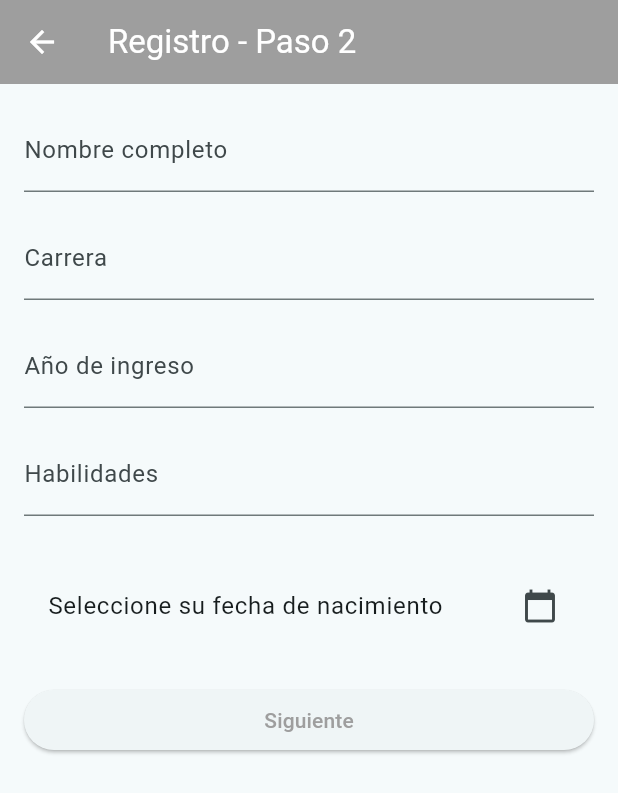
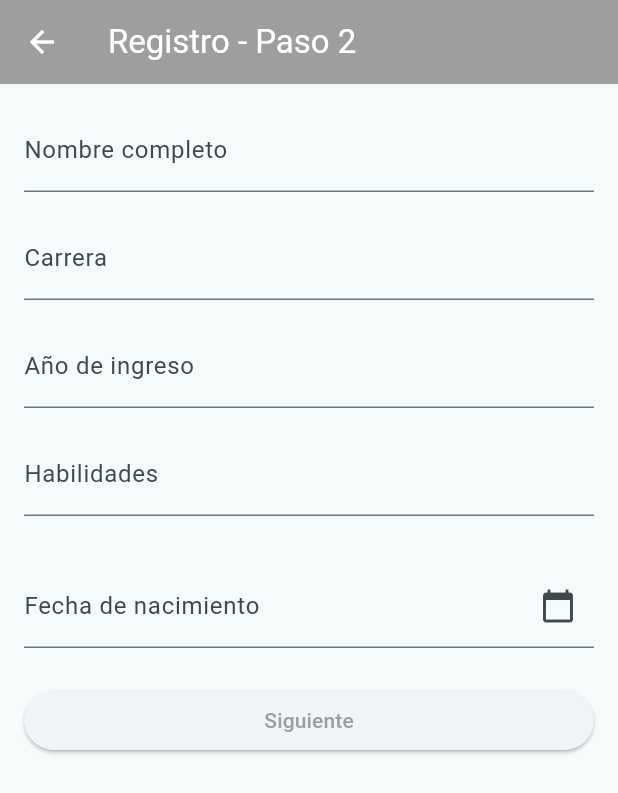
Before and after one commit to Kimberly-Porras/U-nidos, a Flutter app: the Profile screen opened directly with empty values, on a phone screen of 412 x 824 dp. Shown: the top 793 px of the screen. Run offline on Flutter 3.47's test engine with Material 3 defaults, Android fonts, the phone set to English and light mode, and no system bars; our stand-ins replace cloud_firestore, connectivity_plus, equatable, firebase_auth, firebase_core, flutter_bloc and 2 more; accounts and stored records are empty.

Commit message:
Rediseño de interfaz

```diff
--- a/u_nidos/lib/register/profile_screen.dart
+++ b/u_nidos/lib/register/profile_screen.dart
@@ -27,6 +27,7 @@ class _ProfileState extends State<Profile> {
   final TextEditingController carreraCtrl = TextEditingController();
   final TextEditingController anioIngresoCtrl = TextEditingController();
   final TextEditingController habilidadesCtrl = TextEditingController();
+  final TextEditingController fechaNacimientoCtrl = TextEditingController();
 
   String? universidadSeleccionada;
   List<String> campus = [];
@@ -38,28 +39,85 @@ class _ProfileState extends State<Profile> {
     'UCR': [
       'Sede Rodrigo Facio (San Pedro)',
       'Sede de Occidente (San Ramón)',
+      'Recinto de Grecia (Grecia)',
       'Sede del Atlántico (Turrialba)',
+      'Recinto de Paraíso (Paraíso)',
+      'Recinto de Guápiles (Guápiles)',
+      'Sede de Guanacaste (Liberia)',
+      'Recinto de Santa Cruz (Santa Cruz)',
       'Sede del Caribe (Limón)',
       'Sede del Pacífico (Puntarenas)',
+      'Sede del Sur (Golfito)',
+      'Sede Interuniversitaria (Alajuela)',
     ],
     'UNA': [
       'Campus Omar Dengo (Heredia)',
-      'Sede Brunca (Pérez Zeledón)',
-      'SIUA (Alajuela)',
+      'Campus Benjamín Núñez (Heredia)',
+      'Sede Interuniversitaria (Alajuela)',
+      'Campus Sarapiquí (Sarapiquí)',
+      'Campus Coto (Corredores)',
+      'Campus Pérez Zeledón (Pérez Zeledón)',
+      'Campus Liberia (Liberia)',
+      'Campus Nicoya (Nicoya)',
     ],
     'TEC': [
-      'Campus Central (Cartago)',
-      'Sede San Carlos',
-      'Centro Académico de Limón',
+      'Centro Universitario (Campus Central - Cartago)',
+      'Centro Universitario (Sede San Carlos)',
+      'Centro Universitario (Centro Académico de San José)',
+      'Centro Universitario (Centro Académico de Alajuela)',
+      'Centro Universitario (Centro Académico de Limón)',
+      'Centro Universitario (Centro Académico de Zapote)',
+      'Centro Universitario (Centro de Investigación en Palma Aceitera - Coto)',
     ],
     'UNED': [
+      'Centro Universitario (Acosta)',
+      'Centro Universitario (Alajuela)',
+      'Centro Universitario (Atenas)',
+      'Centro Universitario (Buenos Aires)',
+      'Centro Universitario (Cañas)',
+      'Centro Universitario (Cartago)',
+      'Centro Universitario (Ciudad Neily)',
+      'Centro Universitario (Desamparados)',
+      'Centro Universitario (Guápiles)',
+      'Centro Universitario (Heredia)',
+      'Centro Universitario (Jicaral)',
+      'Centro Universitario (La Cruz)',
+      'Centro Universitario (La Reforma)',
       'Centro Universitario (Liberia)',
-      'Centro Universitario (Cartago)',
+      'Centro Universitario (Limón)',
+      'Centro Universitario (Los Chiles)',
+      'Centro Universitario (Monteverde)',
+      'Centro Universitario (Nicoya)',
+      'Centro Universitario (Orotina)',
+      'Centro Universitario (Osa)',
+      'Centro Universitario (Palmares)',
+      'Centro Universitario (Parrita)',
       'Centro Universitario (Pérez Zeledón)',
+      'Centro Universitario (Puerto Jiménez)',
+      'Centro Universitario (Puntarenas)',
+      'Centro Universitario (Puriscal)',
+      'Centro Universitario (San Carlos)',
+      'Centro Universitario (San José)',
+      'Centro Universitario (San Marcos)',
+      'Centro Universitario (San Vito)',
+      'Centro Universitario (Santa Cruz)',
+      'Centro Universitario (Sarapiquí)',
+      'Centro Universitario (Siquirres)',
+      'Centro Universitario (Talamanca)',
+      'Centro Universitario (Tilarán)',
+      'Centro Universitario (Turrialba)',
+      'Centro Universitario (Upala)',
     ],
+
     'UTN': [
-      'Sede Central (Alajuela)',
-      'Sede Pacífico (Puntarenas)',
+      'Centro Universitario (Sede Central - Alajuela)',
+      'Centro Universitario (Sede de Atenas)',
+      'Centro Universitario (Sede de Guanacaste - Liberia)',
+      'Centro Universitario (Sede de Guanacaste - Cañas)',
+      'Centro Universitario (Sede del Pacífico - Puntarenas)',
+      'Centro Universitario (Sede del Pacífico - El Roble)',
+      'Centro Universitario (Sede de San Carlos)',
+      'Centro Universitario (Centro de Formación Pedagógica y Tecnología Educativa - CFPTE)',
     ],
   };
 
@@ -83,6 +141,7 @@ class _ProfileState extends State<Profile> {
     carreraCtrl.dispose();
     anioIngresoCtrl.dispose();
     habilidadesCtrl.dispose();
+    fechaNacimientoCtrl.dispose();
     super.dispose();
   }
 
@@ -96,6 +155,8 @@ class _ProfileState extends State<Profile> {
     if (picked != null) {
       setState(() {
         fechaNacimiento = picked;
+        fechaNacimientoCtrl.text =
+            '${picked.day}/${picked.month}/${picked.year}';
       });
     }
   }
@@ -114,15 +175,16 @@ class _ProfileState extends State<Profile> {
             );
           } else if (state is RegisterError) {
             Navigator.pop(context);
-            ScaffoldMessenger.of(context).showSnackBar(
-              SnackBar(content: Text(state.message)),
-            );
+            ScaffoldMessenger.of(
+              context,
+            ).showSnackBar(SnackBar(content: Text(state.message)));
           } else if (state is RegisterProfileCompleted) {
             Navigator.pop(context);
             Navigator.push(
               context,
               MaterialPageRoute(
-                builder: (_) => Interests(
+                builder:
+                    (_) => Interests(
                       email: widget.email,
                       username: widget.username,
                       password: widget.password,
@@ -141,7 +203,9 @@ class _ProfileState extends State<Profile> {
               children: [
                 TextField(
                   controller: nameCtrl,
-                  decoration: const InputDecoration(labelText: 'Nombre completo'),
+                  decoration: const InputDecoration(
+                    labelText: 'Nombre completo',
+                  ),
                 ),
                 const SizedBox(height: 16),
                 TextField(
@@ -151,20 +215,25 @@ class _ProfileState extends State<Profile> {
                 const SizedBox(height: 16),
                 TextField(
                   controller: anioIngresoCtrl,
-                  decoration: const InputDecoration(labelText: 'Año de ingreso'),
+                  decoration: const InputDecoration(
+                    labelText: 'Año de ingreso',
+                  ),
                   keyboardType: TextInputType.number,
                 ),
                 const SizedBox(height: 16),
                 TextField(
                   controller: habilidadesCtrl,
                   decoration: const InputDecoration(labelText: 'Habilidades'),
+                  maxLines: null, // ✅ Multilínea
+                  keyboardType: TextInputType.multiline,
                 ),
                 const SizedBox(height: 16),
-                if (campus.isNotEmpty) ...[
+                if (campus.isNotEmpty)
                   DropdownButtonFormField<String>(
                     value: campusSeleccionado,
                     hint: const Text('Seleccione un campus'),
-                    items: campus.map((campus) {
+                    items:
+                        campus.map((campus) {
                           return DropdownMenuItem(
                             value: campus,
                             child: Text(campus),
@@ -176,15 +245,14 @@ class _ProfileState extends State<Profile> {
                       });
                     },
                   ),
-                ],
                 const SizedBox(height: 16),
-                ListTile(
-                  title: Text(
-                    fechaNacimiento == null
-                        ? 'Seleccione su fecha de nacimiento'
-                        : 'Fecha de nacimiento: ${fechaNacimiento!.day}/${fechaNacimiento!.month}/${fechaNacimiento!.year}',
+                TextFormField(
+                  readOnly: true,
+                  controller: fechaNacimientoCtrl,
+                  decoration: const InputDecoration(
+                    labelText: 'Fecha de nacimiento',
+                    suffixIcon: Icon(Icons.calendar_today),
                   ),
-                  trailing: const Icon(Icons.calendar_today),
                   onTap: _seleccionarFechaNacimiento,
                 ),
                 const SizedBox(height: 24),
@@ -192,19 +260,26 @@ class _ProfileState extends State<Profile> {
                   onPressed: () {
                     if (campusSeleccionado == null) {
                       ScaffoldMessenger.of(context).showSnackBar(
-                        const SnackBar(content: Text('Por favor seleccione un campus')),
+                        const SnackBar(
+                          content: Text('Por favor seleccione un campus'),
+                        ),
                       );
                       return;
                     }
 
                     if (fechaNacimiento == null) {
                       ScaffoldMessenger.of(context).showSnackBar(
-                        const SnackBar(content: Text('Por favor seleccione su fecha de nacimiento')),
+                        const SnackBar(
+                          content: Text(
+                            'Por favor seleccione su fecha de nacimiento',
+                          ),
+                        ),
                       );
                       return;
                     }
 
-                    if (anioIngresoCtrl.text.isEmpty || int.tryParse(anioIngresoCtrl.text) == null) {
+                    if (anioIngresoCtrl.text.isEmpty ||
+                        int.tryParse(anioIngresoCtrl.text) == null) {
                       ScaffoldMessenger.of(context).showSnackBar(
                         const SnackBar(content: Text('Ingrese un año válido')),
                       );
```
Also changed, not shown: u_nidos/lib/register/interests_screen.dart (+71 -16 lines), u_nidos/lib/services/login_screen.dart (+12 -2 lines). Lines whose indentation alone changed are shown as unchanged.
